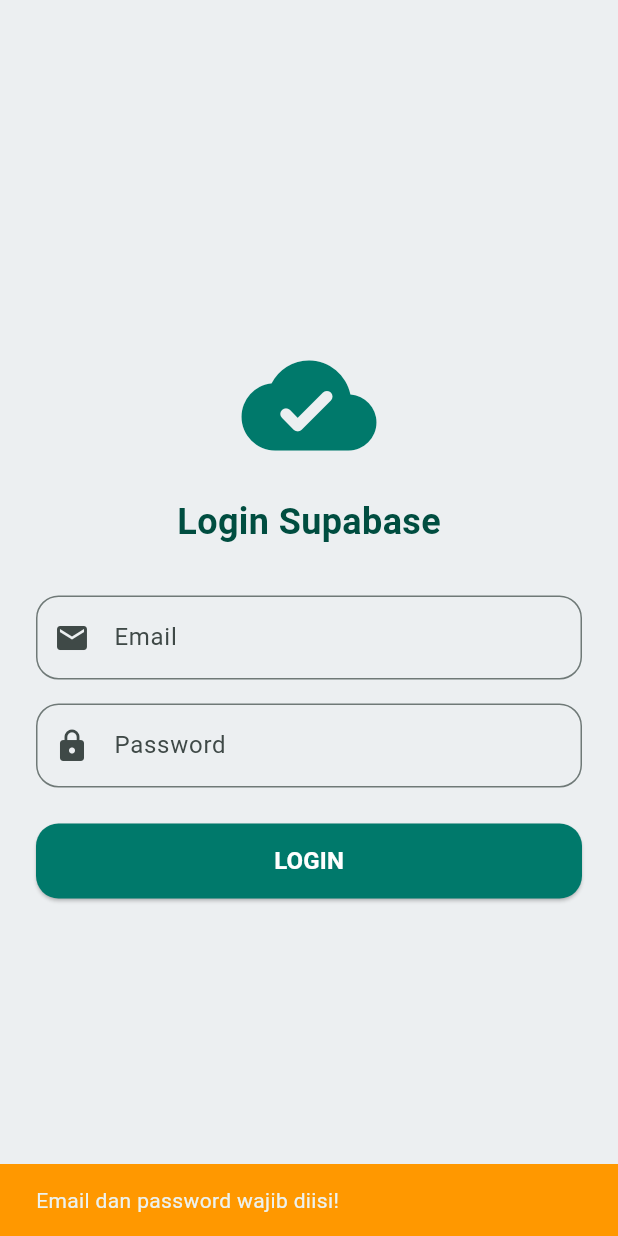
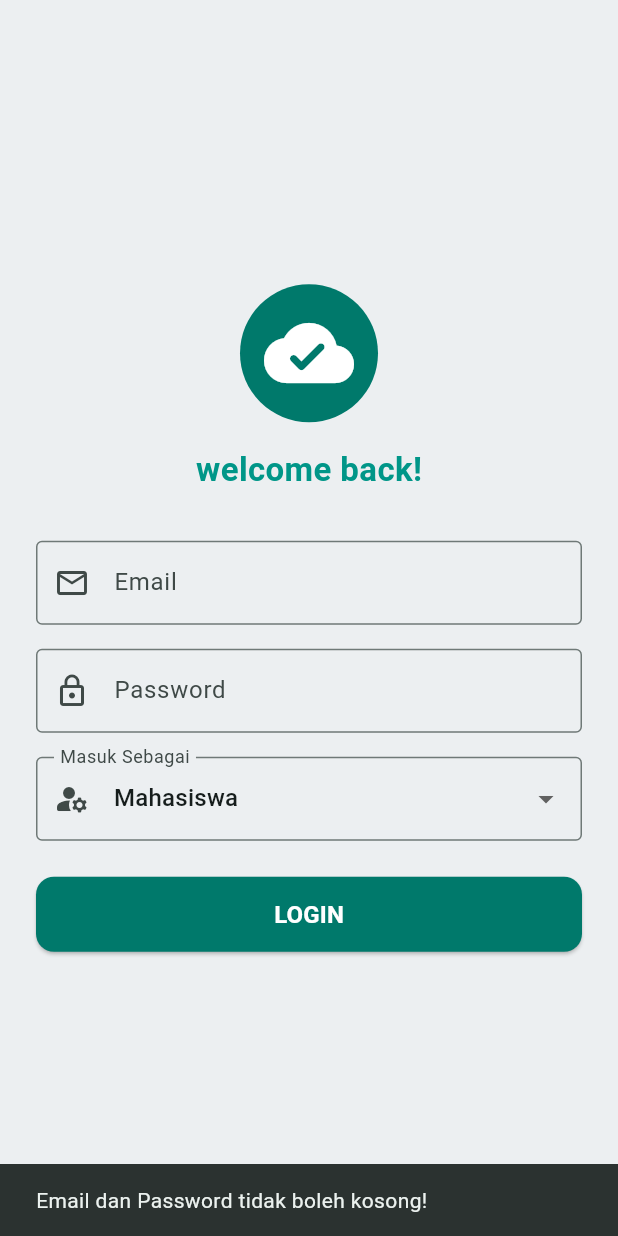
Before and after one commit to Prasetyo199/flutter_projek, a Flutter app: the screen it shows after launch, after a tap on "LOGIN", on a phone screen of 412 x 824 dp. Run offline on Flutter 3.47's test engine with Material 3 defaults, Android fonts, the light colour scheme and no system bars; our stand-ins replace cloud_firestore, dio, supabase_flutter; accounts and stored records are empty.

Commit message:
tambah fitur

```diff
--- a/lib/view/login_page.dart
+++ b/lib/view/login_page.dart
@@ -1,5 +1,6 @@
 import 'package:flutter/material.dart';
-import 'package:supabase_flutter/supabase_flutter.dart'; // Import Supabase
+import 'package:supabase_flutter/supabase_flutter.dart';
+import 'profile_page.dart';
 
 class LoginPage extends StatefulWidget {
   const LoginPage({super.key});
@@ -9,63 +10,66 @@
 }
 
 class _LoginPageState extends State<LoginPage> {
-  // Controller untuk menangkap ketikan email dan password user
   final TextEditingController _emailController = TextEditingController();
   final TextEditingController _passwordController = TextEditingController();
   bool _isLoading = false;
 
-  // Fungsi Logika Login Supabase
-  void _login() async {
-    // Validasi input kosong
+  // Variabel untuk menyimpan pilihan role (Default: Mahasiswa)
+  String _roleTerpilih = 'Mahasiswa';
+  final List<String> _daftarRole = ['Mahasiswa', 'Admin'];
+
+  Future<void> _handleLogin() async {
     if (_emailController.text.isEmpty || _passwordController.text.isEmpty) {
       ScaffoldMessenger.of(context).showSnackBar(
-        const SnackBar(
-          content: Text("Email dan password wajib diisi!"),
-          backgroundColor: Colors.orange
-        ),
+        const SnackBar(content: Text('Email dan Password tidak boleh kosong!')),
       );
       return;
     }
 
-    setState(() { _isLoading = true; });
+    setState(() {
+      _isLoading = true;
+    });
 
     try {
-      // Menembak langsung ke tabel 'users' di Supabase untuk mencocokkan data
-      final data = await Supabase.instance.client
+      // Mencocokkan email, password, DAN role yang dipilih ke Supabase
+      final List<dynamic> response = await Supabase.instance.client
           .from('users')
           .select()
           .eq('email', _emailController.text.trim())
-          .eq('password', _passwordController.text.trim());
+          .eq('password', _passwordController.text.trim())
+          .eq('role', _roleTerpilih.toLowerCase()); // Mengubah jadi huruf kecil ('admin' / 'mahasiswa') sesuai database
 
-      if (data.isNotEmpty) {
-        // JIKA COCOK: Pindah ke halaman utama ('/') alias HomeMenu
+      if (response.isNotEmpty) {
         if (mounted) {
-          Navigator.pushReplacementNamed(context, '/');
+          ScaffoldMessenger.of(context).showSnackBar(
+            SnackBar(content: Text('Login Berhasil sebagai $_roleTerpilih!')),
+          );
+
+          Navigator.push(
+            context,
+            MaterialPageRoute(
+              builder: (context) => ProfilePage(email: _emailController.text.trim()),
+            ),
+          );
         }
       } else {
-        // JIKA SALAH INPUT
         if (mounted) {
           ScaffoldMessenger.of(context).showSnackBar(
-            const SnackBar(
-              content: Text("Email atau Password salah!"),
-              backgroundColor: Colors.red
-            ),
+            SnackBar(content: Text('Akun tidak ditemukan atau salah memilih posisi sebagai $_roleTerpilih!')),
           );
         }
       }
     } catch (e) {
-      // JIKA TERJADI ERROR KONEKSI/SISTEM
       if (mounted) {
         ScaffoldMessenger.of(context).showSnackBar(
-          SnackBar(
-            content: Text("Terjadi kesalahan: $e"),
-            backgroundColor: Colors.red
-          ),
+          SnackBar(content: Text('Terjadi kesalahan sistem: $e')),
         );
       }
     } finally {
       if (mounted) {
-        setState(() { _isLoading = false; });
+        setState(() {
+          _isLoading = false;
+        });
       }
     }
   }
@@ -80,53 +84,81 @@
           child: Column(
             mainAxisAlignment: MainAxisAlignment.center,
             children: [
-              // Ikon Keren Tema Teal
-              Icon(Icons.cloud_done_rounded, size: 90, color: Colors.teal[700]),
+              Container(
+                padding: const EdgeInsets.all(16),
+                decoration: BoxDecoration(
+                  color: Colors.teal[700],
+                  shape: BoxShape.circle,
+                ),
+                child: const Icon(Icons.cloud_done_rounded, size: 60, color: Colors.white),
+              ),
               const SizedBox(height: 16),
-              Text(
-                "Login Supabase",
-                style: TextStyle(fontSize: 24, fontWeight: FontWeight.bold, color: Colors.teal[900])
+              const Text(
+                'welcome back!',
+                style: TextStyle(fontSize: 22, fontWeight: FontWeight.bold, color: Colors.teal),
               ),
               const SizedBox(height: 32),
 
               // Input Email
               TextField(
                 controller: _emailController,
+                decoration: const InputDecoration(
+                  labelText: 'Email',
+                  border: OutlineInputBorder(),
+                  prefixIcon: Icon(Icons.email_outlined),
+                ),
                 keyboardType: TextInputType.emailAddress,
-                decoration: InputDecoration(
-                  labelText: "Email",
-                  prefixIcon: const Icon(Icons.email),
-                  border: OutlineInputBorder(borderRadius: BorderRadius.circular(15))
-                ),
               ),
               const SizedBox(height: 16),
 
               // Input Password
               TextField(
                 controller: _passwordController,
-                obscureText: true, // Biar password tersamar jadi bintang/titik
-                decoration: InputDecoration(
-                  labelText: "Password",
-                  prefixIcon: const Icon(Icons.lock),
-                  border: OutlineInputBorder(borderRadius: BorderRadius.circular(15))
+                obscureText: true,
+                decoration: const InputDecoration(
+                  labelText: 'Password',
+                  border: OutlineInputBorder(),
+                  prefixIcon: Icon(Icons.lock_outline),
                 ),
+              ),
+              const SizedBox(height: 16),
+
+              // Pilihan Role (Admin / Mahasiswa)
+              DropdownButtonFormField<String>(
+                value: _roleTerpilih,
+                decoration: const InputDecoration(
+                  labelText: 'Masuk Sebagai',
+                  border: OutlineInputBorder(),
+                  prefixIcon: Icon(Icons.manage_accounts_rounded),
+                ),
+                items: _daftarRole.map((String role) {
+                  return DropdownMenuItem<String>(
+                    value: role,
+                    child: Text(role),
+                  );
+                }).toList(),
+                onChanged: (value) {
+                  setState(() {
+                    _roleTerpilih = value!;
+                  });
+                },
               ),
               const SizedBox(height: 24),
 
-              // Tombol Login
+              // Tombol LOGIN
               SizedBox(
                 width: double.infinity,
                 height: 50,
                 child: ElevatedButton(
-                  onPressed: _isLoading ? null : _login,
+                  onPressed: _isLoading ? null : _handleLogin,
                   style: ElevatedButton.styleFrom(
                     backgroundColor: Colors.teal[700],
                     foregroundColor: Colors.white,
-                    shape: RoundedRectangleBorder(borderRadius: BorderRadius.circular(15))
+                    shape: RoundedRectangleBorder(borderRadius: BorderRadius.circular(12)),
                   ),
                   child: _isLoading
                       ? const CircularProgressIndicator(color: Colors.white)
-                      : const Text("LOGIN", style: TextStyle(fontSize: 16, fontWeight: FontWeight.bold)),
+                      : const Text('LOGIN', style: TextStyle(fontSize: 16, fontWeight: FontWeight.bold)),
                 ),
               ),
             ],
--- a/lib/view/widgets/mahasiswa/mahasiswa_page.dart
+++ /dev/null
@@ -1 +0,0 @@
-// TODO Implement this library.
```
Also changed, not shown: lib/view/profile_page.dart (added, +182 -0 lines).
